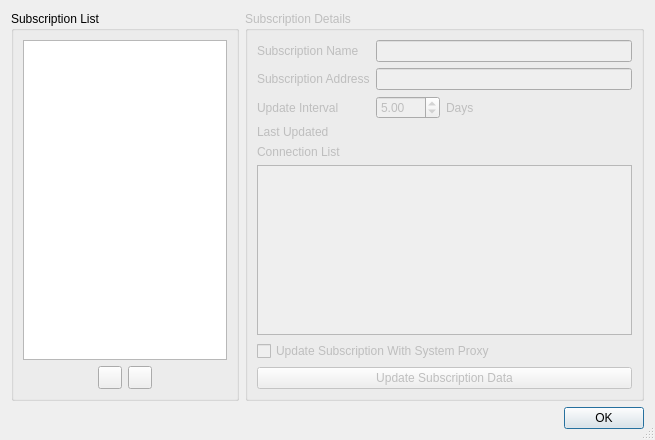
Old version of the form src/ui/w_SubscriptionManager.ui in the repository Qv2ray/Qv2ray.
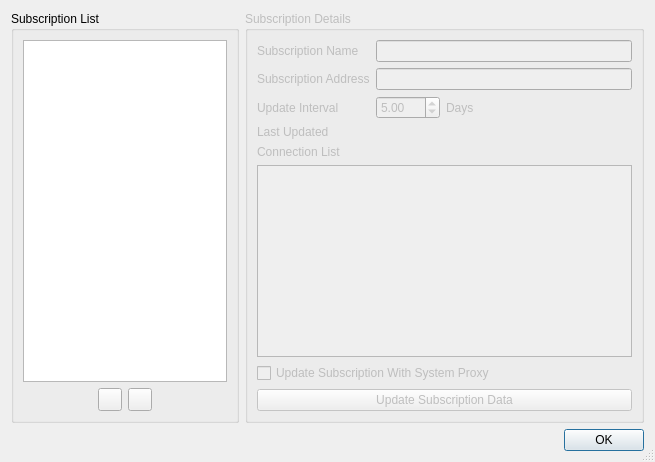
New version of the form. Icons and pictures are not drawn.

Commit message: fix: removed UI size limit

Patch:
```diff
--- a/src/ui/w_SubscriptionManager.ui
+++ b/src/ui/w_SubscriptionManager.ui
@@ -2,14 +2,6 @@
 <ui version="4.0">
  <class>w_SubscribeEditor</class>
  <widget class="QDialog" name="w_SubscribeEditor">
-  <property name="geometry">
-   <rect>
-    <x>0</x>
-    <y>0</y>
-    <width>655</width>
-    <height>440</height>
-   </rect>
-  </property>
   <property name="minimumSize">
    <size>
     <width>655</width>
```
The commit also changes 7 other files.
